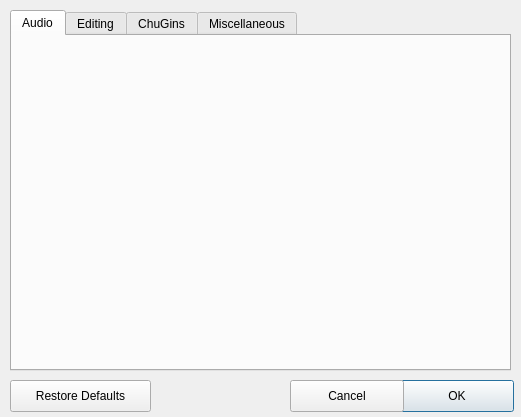
Old version of the form src/qt/mAPreferencesWindow.ui in the repository ccrma/miniAudicle.
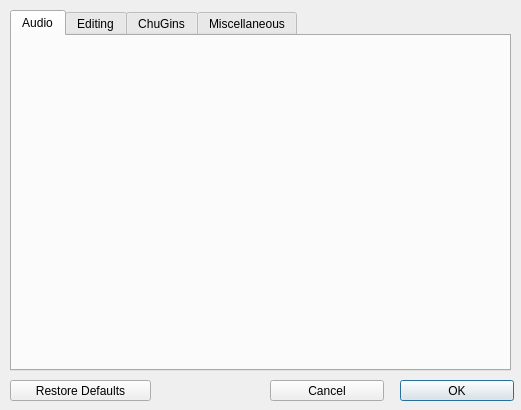
New version of the form. Icons and pictures are not drawn.

```diff
--- a/src/qt/mAPreferencesWindow.ui
+++ b/src/qt/mAPreferencesWindow.ui
@@ -7,9 +7,33 @@
     <x>0</x>
     <y>0</y>
     <width>521</width>
-    <height>417</height>
+    <height>410</height>
    </rect>
   </property>
+  <property name="sizePolicy">
+   <sizepolicy hsizetype="Fixed" vsizetype="Fixed">
+    <horstretch>0</horstretch>
+    <verstretch>0</verstretch>
+   </sizepolicy>
+  </property>
+  <property name="minimumSize">
+   <size>
+    <width>521</width>
+    <height>410</height>
+   </size>
+  </property>
+  <property name="maximumSize">
+   <size>
+    <width>521</width>
+    <height>417</height>
+   </size>
+  </property>
+  <property name="baseSize">
+   <size>
+    <width>521</width>
+    <height>417</height>
+   </size>
+  </property>
   <property name="windowTitle">
    <string>Preferences</string>
   </property>
@@ -52,7 +76,7 @@
      <x>400</x>
      <y>380</y>
      <width>114</width>
-     <height>32</height>
+     <height>21</height>
     </rect>
    </property>
    <property name="text">
@@ -62,10 +86,10 @@
   <widget class="QPushButton" name="pushButton_2">
    <property name="geometry">
     <rect>
-     <x>290</x>
+     <x>270</x>
      <y>380</y>
      <width>114</width>
-     <height>32</height>
+     <height>21</height>
     </rect>
    </property>
    <property name="text">
@@ -78,7 +102,7 @@
      <x>10</x>
      <y>380</y>
      <width>141</width>
-     <height>32</height>
+     <height>21</height>
     </rect>
    </property>
    <property name="text">
```
Left out of the diff: 70 changed lines with no effect on the pictures.
